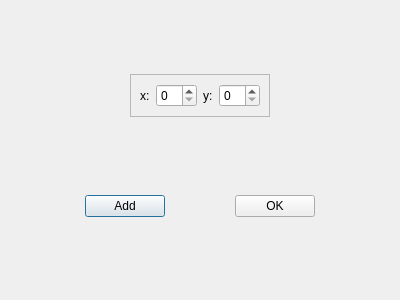
Above: BigProject/setinputdialog.ui from HaoyunHong/Analog-interface-of-digital-microfluidic-biochip before the change. Below: the same form after it.
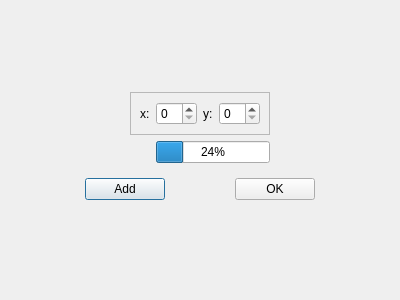
That is the form after the change.

The edit to the form file:
```diff
--- a/BigProject/setinputdialog.ui
+++ b/BigProject/setinputdialog.ui
@@ -40,7 +40,7 @@
      </property>
     </spacer>
    </item>
-   <item row="1" column="1">
+   <item row="1" column="1" colspan="2">
     <widget class="QFrame" name="frame">
      <property name="frameShape">
       <enum>QFrame::StyledPanel</enum>
@@ -72,7 +72,7 @@
      </layout>
     </widget>
    </item>
-   <item row="1" column="2">
+   <item row="1" column="3">
     <spacer name="horizontalSpacer_5">
      <property name="orientation">
       <enum>Qt::Horizontal</enum>
@@ -85,20 +85,14 @@
      </property>
     </spacer>
    </item>
-   <item row="2" column="1">
-    <spacer name="verticalSpacer">
-     <property name="orientation">
-      <enum>Qt::Vertical</enum>
+   <item row="2" column="2">
+    <widget class="QProgressBar" name="progressBar">
+     <property name="value">
+      <number>24</number>
      </property>
-     <property name="sizeHint" stdset="0">
-      <size>
-       <width>20</width>
-       <height>48</height>
-      </size>
-     </property>
-    </spacer>
+    </widget>
    </item>
-   <item row="3" column="0" colspan="3">
+   <item row="3" column="0" colspan="4">
     <widget class="QWidget" name="widget" native="true">
      <layout class="QHBoxLayout" name="horizontalLayout">
       <item>
```
